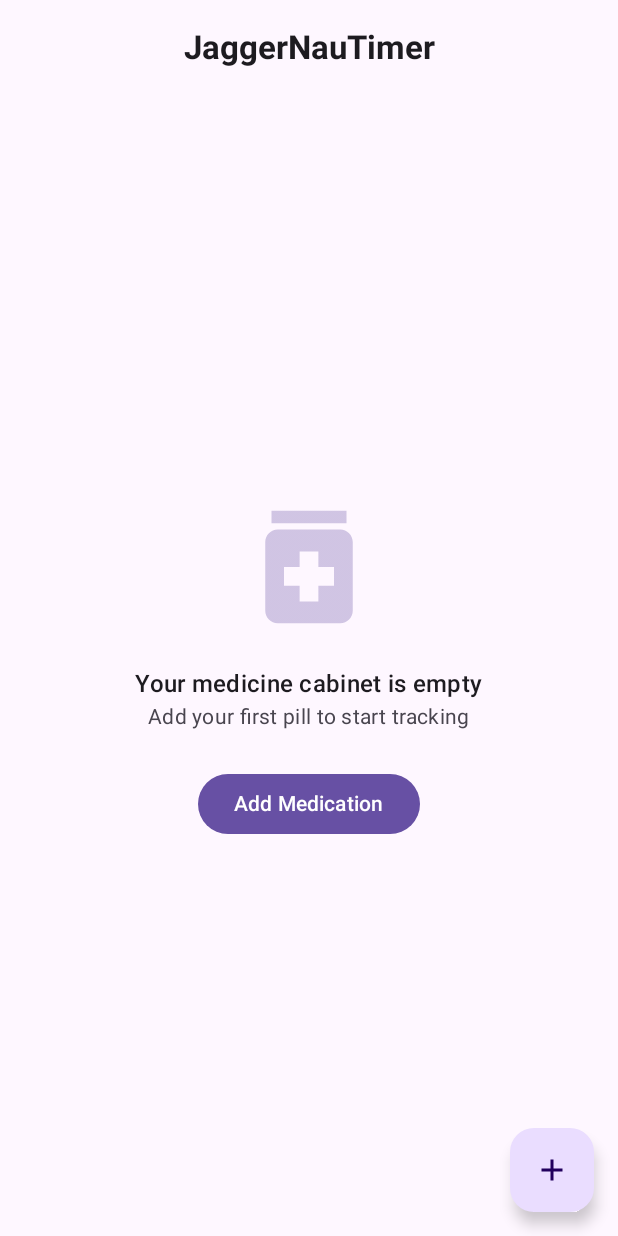
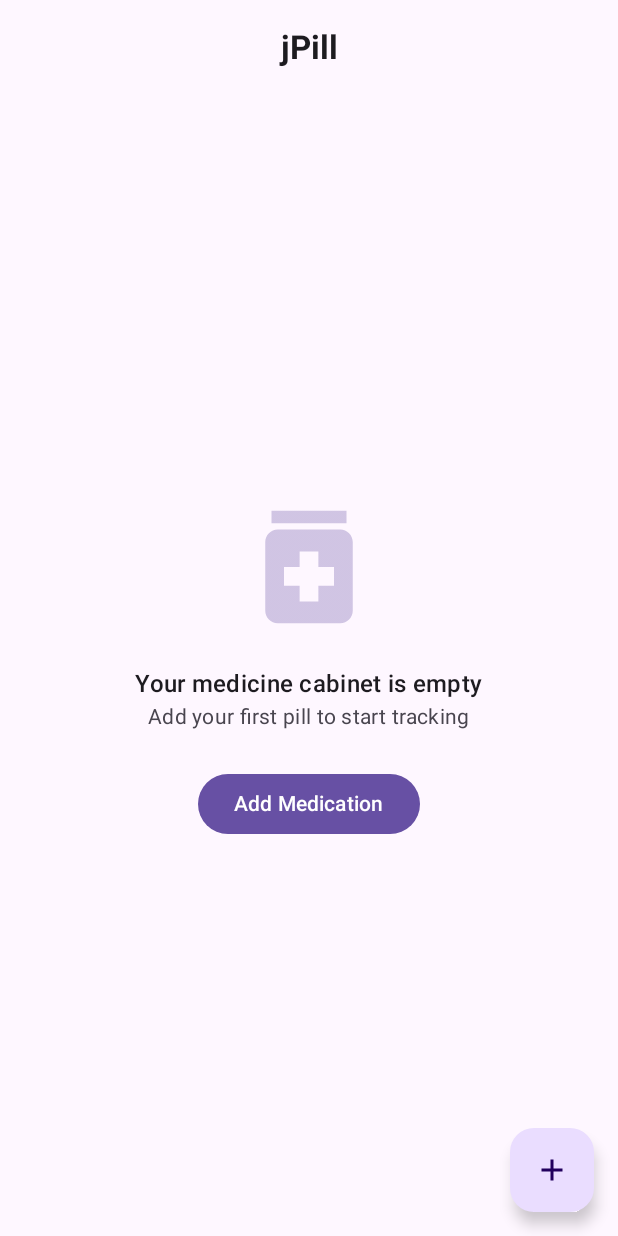
Before and after one commit to jagger/jpill, an Android app built with Jetpack Compose: the screen it shows after launch (MainActivity), on a phone screen of 412 x 824 dp. Run offline under Robolectric (Android 15) with nearby library versions, the phone set to English and light mode, and no system bars; our stand-ins replace Dagger/Hilt's generated code, Room's generated code.

Commit message:
chore: rename app to jPill
Co-Authored-By: Claude Sonnet 5.5 <noreply@anthropic.com>

```diff
--- a/app/src/main/AndroidManifest.xml
+++ b/app/src/main/AndroidManifest.xml
@@ -16,11 +16,11 @@
         android:label="@string/app_name"
         android:roundIcon="@mipmap/ic_launcher_round"
         android:supportsRtl="true"
-        android:theme="@style/Theme.JaggerNauTimer">
+        android:theme="@style/Theme.jPill">
         <activity
             android:name=".MainActivity"
             android:exported="true"
-            android:theme="@style/Theme.JaggerNauTimer">
+            android:theme="@style/Theme.jPill">
             <intent-filter>
                 <action android:name="android.intent.action.MAIN" />
                 <category android:name="android.intent.category.LAUNCHER" />
--- a/app/src/main/java/com/jagger/timer/home/ui/HomeScreen.kt
+++ b/app/src/main/java/com/jagger/timer/home/ui/HomeScreen.kt
@@ -49,7 +49,7 @@ fun HomeScreen(
     Scaffold(
         topBar = {
             CenterAlignedTopAppBar(
-                title = { Text("JaggerNauTimer", fontWeight = FontWeight.Bold) }
+                title = { Text("jPill", fontWeight = FontWeight.Bold) }
             )
         },
         floatingActionButton = {
--- a/app/src/main/res/values/strings.xml
+++ b/app/src/main/res/values/strings.xml
@@ -1,3 +1,3 @@
 <resources>
-    <string name="app_name">JaggerNauTimer</string>
+    <string name="app_name">jPill</string>
 </resources>
--- a/app/src/main/res/values/themes.xml
+++ b/app/src/main/res/values/themes.xml
@@ -1,4 +1,4 @@
 <?xml version="1.0" encoding="utf-8"?>
 <resources>
-    <style name="Theme.JaggerNauTimer" parent="android:Theme.Material.Light.NoActionBar" />
+    <style name="Theme.jPill" parent="android:Theme.Material.Light.NoActionBar" />
 </resources>
--- a/settings.gradle.kts
+++ b/settings.gradle.kts
@@ -22,5 +22,5 @@ dependencyResolutionManagement {
     }
 }
 
-rootProject.name = "JaggerNauTimer"
+rootProject.name = "jPill"
 include(":app")
```
Also changed, not shown: 1 other file.
